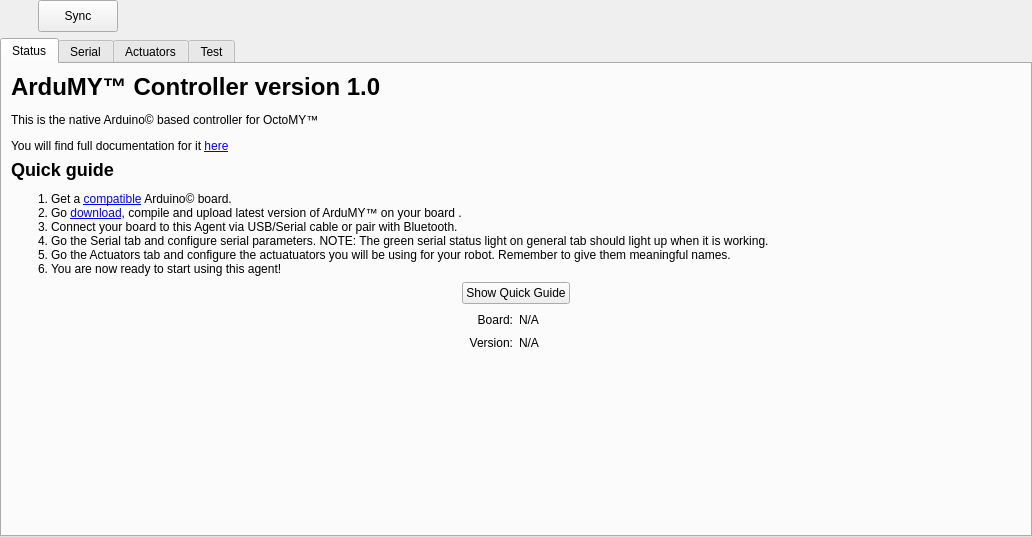
This is src/libs/libcore/ui/ArduMYControllerWidget.ui in mrdeveloperdude/OctoMY as Qt 5 draws it before an edit. The edited form follows.
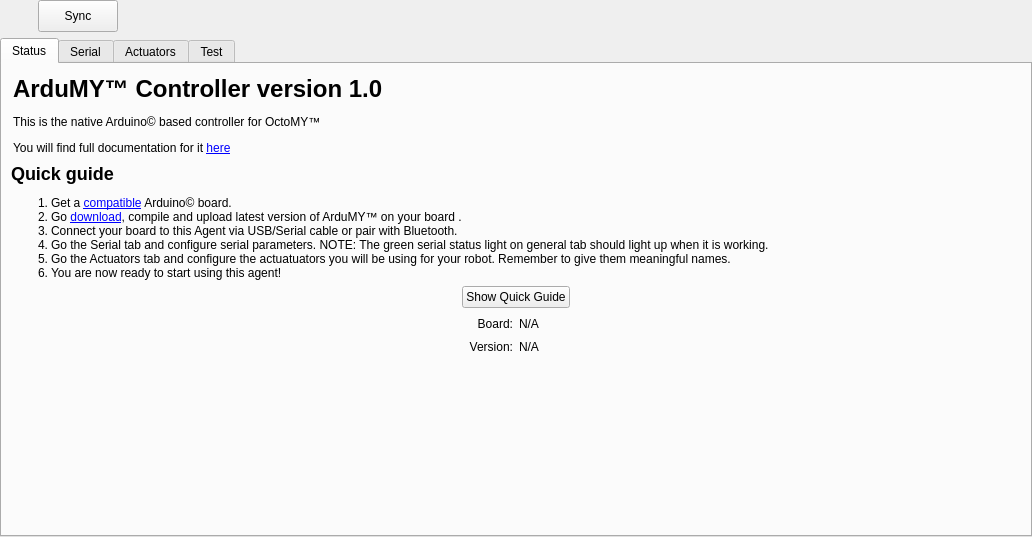
This is the edited form. Icons and pictures are not drawn. Custom widgets are drawn as their Qt base class.

Commit message: added ArduMY badge to controller to make UI more distinguishable from the alternatives

```diff
--- a/src/libs/libcore/ui/ArduMYControllerWidget.ui
+++ b/src/libs/libcore/ui/ArduMYControllerWidget.ui
@@ -91,9 +91,18 @@
        <item row="0" column="0" colspan="4">
         <widget class="QLabel" name="labelIntroduction">
          <property name="text">
-          <string>&lt;h1&gt;ArduMY™ Controller version 1.0&lt;/h1&gt;
+          <string>&lt;table width=&quot;100%&quot;&gt;
+&lt;tr&gt;
+&lt;td&gt;
+&lt;h1&gt;ArduMY™ Controller version 1.0&lt;/h1&gt;
 &lt;p&gt;This is the native Arduino© based controller for OctoMY™&lt;/p&gt;
-&lt;p&gt;You will find full documentation for it &lt;a href=&quot;http://www.octomy.org/documentation/development/architectual-overview/ardumy&quot; &gt;here&lt;/a&gt;&lt;/p&gt;</string>
+&lt;p&gt;You will find full documentation for it &lt;a href=&quot;http://www.octomy.org/documentation/development/architectual-overview/ardumy&quot; &gt;here&lt;/a&gt;&lt;/p&gt;
+&lt;/td&gt;
+&lt;td&gt;
+&lt;img src=&quot;qrc:/images/ardumy_badge.svg&quot; alt=&quot;ArduMY™ Badge&quot; style=&quot;float:right; display:block;&quot;/&gt;
+&lt;/td&gt;
+&lt;/tr&gt;
+&lt;/table&gt;</string>
          </property>
          <property name="openExternalLinks">
           <bool>true</bool>
```
Left out of the diff: 1 changed line with no effect on the pictures. The commit also changes 2 other files.
